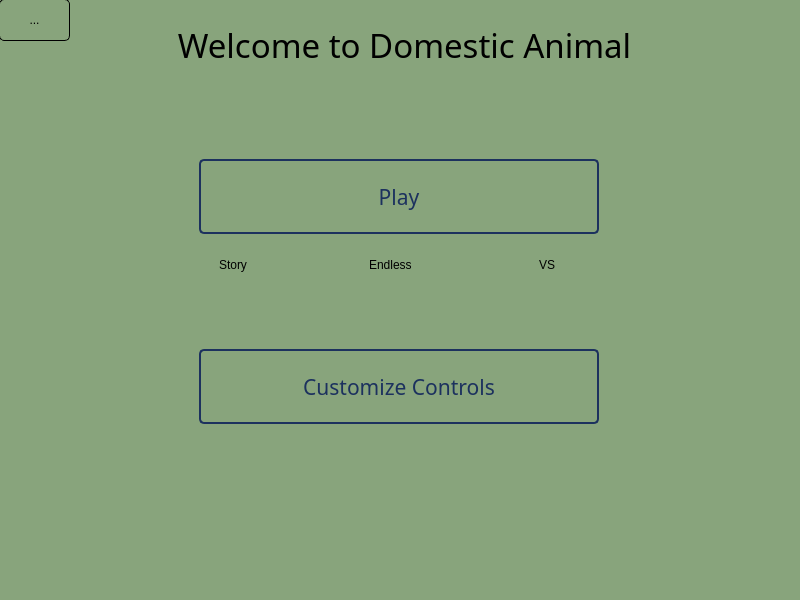
domestic-animal/Domestic-Animal, file launcher/ui/launcher.ui: the form before one commit.
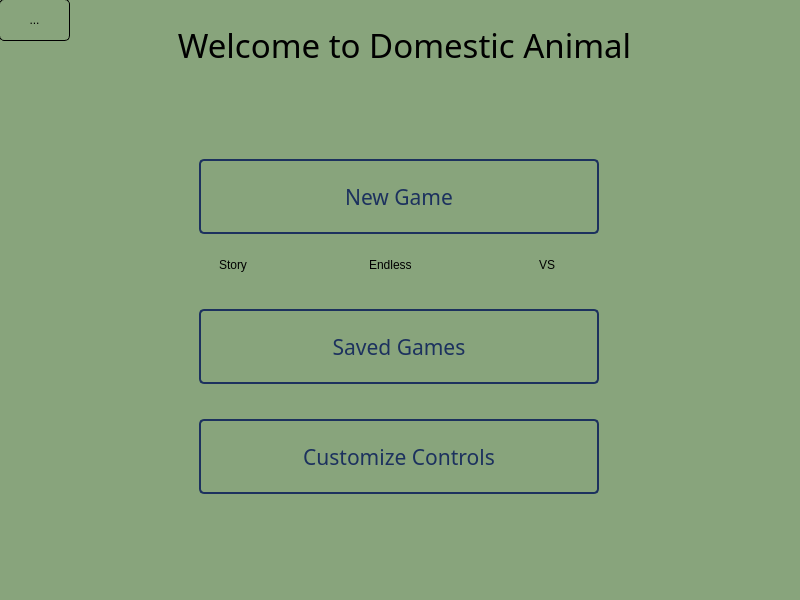
The form after the commit.

Diff of the .ui file:
```diff
--- a/launcher/ui/launcher.ui
+++ b/launcher/ui/launcher.ui
@@ -90,7 +90,7 @@
       </font>
      </property>
      <property name="text">
-      <string>Play</string>
+      <string>New Game</string>
      </property>
     </widget>
     <widget class="QRadioButton" name="bt_vs">
@@ -136,7 +136,7 @@
      <property name="geometry">
       <rect>
        <x>200</x>
-       <y>350</y>
+       <y>420</y>
        <width>400</width>
        <height>75</height>
       </rect>
@@ -197,6 +197,28 @@
       <string>...</string>
      </property>
     </widget>
+    <widget class="QPushButton" name="bt_saves">
+     <property name="geometry">
+      <rect>
+       <x>200</x>
+       <y>310</y>
+       <width>400</width>
+       <height>75</height>
+      </rect>
+     </property>
+     <property name="font">
+      <font>
+       <family>Kristen ITC</family>
+       <pointsize>16</pointsize>
+       <weight>50</weight>
+       <italic>false</italic>
+       <bold>false</bold>
+      </font>
+     </property>
+     <property name="text">
+      <string>Saved Games</string>
+     </property>
+    </widget>
    </widget>
   </widget>
  </widget>
```
